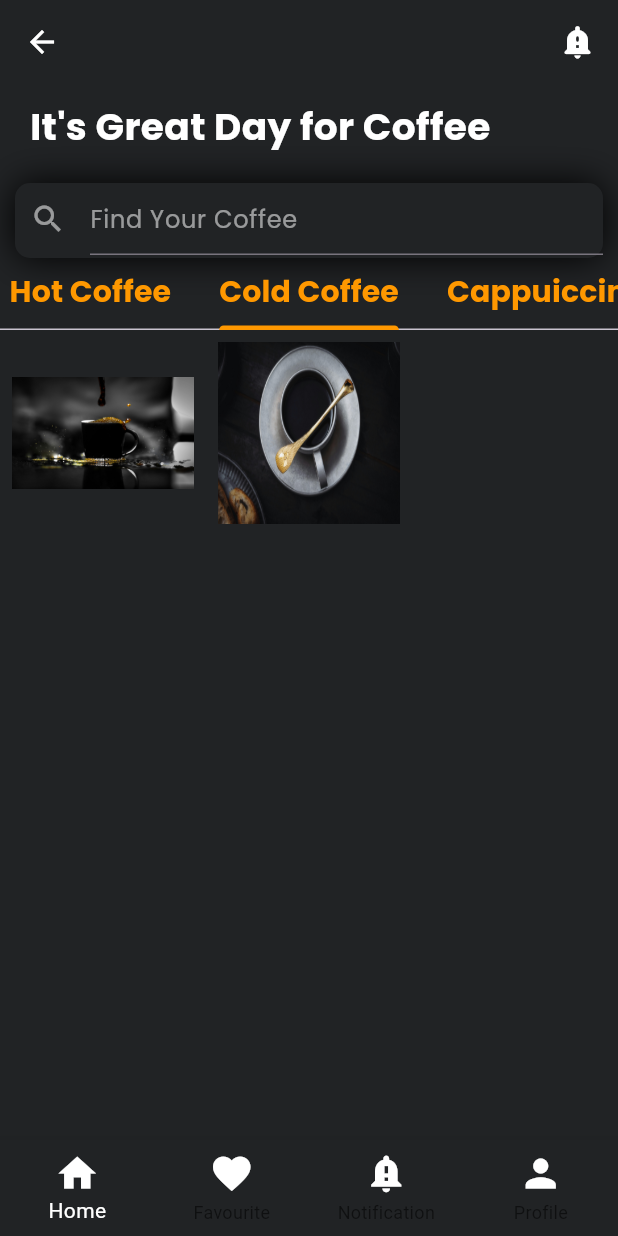
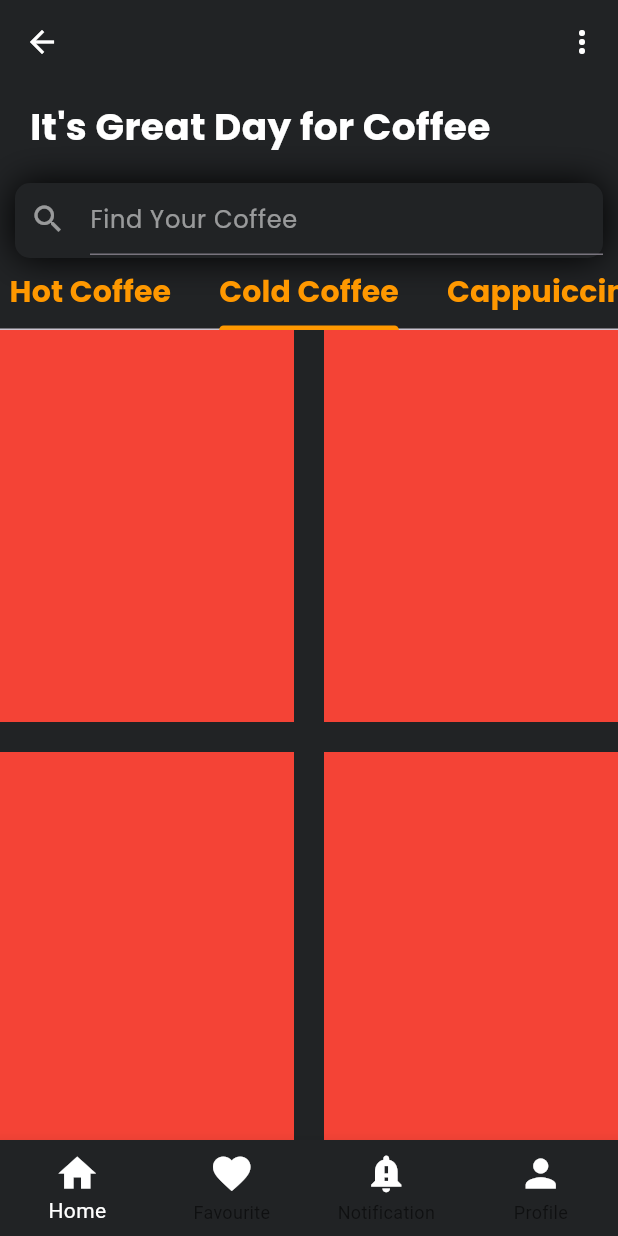
Before and after one commit to Shahid-Gondal/coffee-shop, a Flutter app: the screen it shows after launch, tab 2 chosen, on a phone screen of 412 x 824 dp. Run offline on Flutter 3.47's test engine with Material 3 defaults, Android fonts, the phone set to English and light mode, and no system bars; our stand-ins replace animated_splash_screen, google_fonts.

Commit message:
Updated Cold Coffee

```diff
--- a/lib/ColdCofee.dart
+++ b/lib/ColdCofee.dart
@@ -0,0 +1,44 @@
+import 'package:flutter/material.dart';
+
+class ColdCofee extends StatefulWidget {
+  const ColdCofee({super.key});
+
+  @override
+  State<ColdCofee> createState() => _ColdCofeeState();
+}
+
+class _ColdCofeeState extends State<ColdCofee> {
+  @override
+  Widget build(BuildContext context) {
+    return Container(
+      child: GridView.count(
+          childAspectRatio: (150/200),
+          shrinkWrap: true,
+          crossAxisSpacing: 20,
+          mainAxisSpacing: 20,
+          physics: AlwaysScrollableScrollPhysics(),
+          crossAxisCount: 2,
+      children: [
+        Container(
+          color: Colors.red,
+      ),
+      Container(
+        color: Colors.red,
+      ),
+      Container(
+        color: Colors.red,
+      ),
+      Container(
+        color: Colors.red,
+      ),
+      Container(
+        color: Colors.red,
+      ),
+      Container(
+        color: Colors.red,
+      ),
+      ],
+      ),
+    );
+  }
+}
--- a/lib/home.dart
+++ b/lib/home.dart
@@ -1,7 +1,11 @@
 import 'dart:io';
 
-import 'package:coffeeapp/Hotcoffee.dart';
+import 'package:coffeeapp/ColdCofee.dart';
+import 'package:coffeeapp/HotCoffee.dart';
+import 'package:coffeeapp/coffee_type.dart';
+import 'package:coffeeapp/offer.dart';
 import 'package:coffeeapp/vietnamese.dart';
+import 'package:coffeeapp/welcomscreen.dart';
 import 'package:flutter/cupertino.dart';
 import 'package:flutter/material.dart';
 
@@ -17,6 +21,13 @@ class HomeScreen extends StatefulWidget {
 
 class _HomeScreenState extends State<HomeScreen>
     with SingleTickerProviderStateMixin {
+
+  String coffeeType = "Coffee Type";
+  String recentorders = "Recent Orders";
+  String offers = "Offers";
+  String rewards = "Rewards";
+  String Settings = "Settings";
+
   List<String> img = [
     "Vietnamese",
     "Caffemocha",
@@ -47,19 +58,60 @@ class _HomeScreenState extends State<HomeScreen>
   Widget build(BuildContext context) {
     return Scaffold(
         appBar: AppBar(
-          leading: const BackButton(
+          actions: [
+            PopupMenuButton(
+              icon: Icon(
+                Icons.more_vert_outlined,
+                color: Colors.white,
+              ),
+              color: Color(0xff212325),
+              itemBuilder: (context) => [
+                PopupMenuItem(
+                    onTap: () {
+                      Navigator.push(
+                          context,
+                          MaterialPageRoute(
+                            builder: (context) => CoffeeType(),
+                          ));
+                    },
+                    child: Text(
+                      coffeeType,
+                      style: TextStyle(color: Colors.white),
+                    )),
+                PopupMenuItem(
+                    child: Text(
+                  recentorders,
+                  style: TextStyle(color: Colors.white),
+                )),
+                PopupMenuItem(
+                    child: Text(
+                  offers,
+                  style: TextStyle(color: Colors.white),
+                )),
+                PopupMenuItem(
+                    child: Text(
+                  rewards,
+                  style: TextStyle(color: Colors.white),
+                )),
+                PopupMenuItem(
+                    child: Text(
+                  Settings,
+                  style: TextStyle(color: Colors.white),
+                )),
+              ],
+            )
+          ],
+          leading: BackButton(
+            onPressed: () {
+              Navigator.push(
+                  context,
+                  MaterialPageRoute(
+                    builder: (context) => Welcomscreen(),
+                  ));
+            },
             color: Colors.white,
           ),
           backgroundColor: const Color(0xff212325),
-          actions: const [
-            Padding(
-              padding: EdgeInsets.only(right: 15),
-              child: Icon(
-                Icons.notification_important_rounded,
-                color: Colors.white,
-              ),
-            ),
-          ],
         ),
         backgroundColor: const Color(0xff212325),
         body: SingleChildScrollView(
@@ -101,11 +153,12 @@ class _HomeScreenState extends State<HomeScreen>
                       Padding(
                         padding: const EdgeInsets.only(left: 10),
                         child: TextField(
-                          onTap: (){
-                            showSearch(context: context, delegate: CustomSearchDelegate());
+                          onTap: () {
+                            showSearch(
+                                context: context,
+                                delegate: CustomSearchDelegate());
                           },
                           decoration: InputDecoration(
-
                               hintText: ("Find Your Coffee"),
                               hintStyle: GoogleFonts.poppins(
                                 color: Colors.white54,
@@ -169,6 +222,8 @@ class _HomeScreenState extends State<HomeScreen>
                   ]),
               Center(
                   child: [
+                    Hotcoffee(),
+                    ColdCofee(),
                 Container(
                   height: 500,
                   child: GridView.builder(
@@ -262,119 +317,104 @@ class _HomeScreenState extends State<HomeScreen>
                   ),
                 ),
                 Container(
-                  height: 400,
-                  child: GridView.extent(
-                    maxCrossAxisExtent: 200,
-                    children: [
-                      Padding(
-                        padding: const EdgeInsets.all(8.0),
-                        child: Container(
-                          decoration: const BoxDecoration(
-                            image: DecorationImage(
-                                image: AssetImage("assets/images/pic1.png")),
+                  height: 500,
+                  child: GridView.builder(
+                    itemCount: img.length,
+                    gridDelegate:
+                        const SliverGridDelegateWithFixedCrossAxisCount(
+                      crossAxisCount: 2,
+                      childAspectRatio: 150 / 195,
+                      mainAxisSpacing: 0,
+                      crossAxisSpacing: 0,
                     ),
-                        ),
-                      ),
-                      Padding(
-                        padding: const EdgeInsets.all(8.0),
-                        child: GestureDetector(
+                    itemBuilder: (context, index) {
+                      return GestureDetector(
                         onTap: () {
                           Navigator.push(
                             context,
                             MaterialPageRoute(
-                                  builder: (context) => const HotCoffee(),
-                                ));
+                              builder: (context) =>
+                                  VietnameseScreen(img: img[index]),
+                            ),
+                          );
                         },
                         child: Container(
-                            decoration: const BoxDecoration(
-                              image: DecorationImage(
-                                  image: AssetImage("assets/images/pic2.png"),
-                                  fit: BoxFit.fill),
+                          margin: const EdgeInsets.all(12),
+                          padding: const EdgeInsets.all(15),
+                          decoration: BoxDecoration(
+                            color: const Color(0xff212325),
+                            borderRadius: BorderRadius.circular(13),
+                            boxShadow: const [
+                              BoxShadow(color: Colors.black, blurRadius: 20),
+                            ],
+                          ),
+                          child: Column(
+                            mainAxisAlignment: MainAxisAlignment.start,
+                            crossAxisAlignment: CrossAxisAlignment.start,
+                            children: [
+                              Center(
+                                child: SizedBox(
+                                  width: 100,
+                                  height: 100,
+                                  child: Image.asset(
+                                    "assets/images/${img[index]}.png",
+                                    fit: BoxFit.cover,
+                                    height: 100,
+                                    width: 100,
                                   ),
                                 ),
+                              ),
+                              SizedBox(
+                                height: 20,
+                              ),
+                              Text(
+                                img[index],
+                                style: GoogleFonts.poppins(
+                                  color: Colors.white,
+                                  fontSize: 16,
+                                ),
+                              ),
+                              Text(
+                                "Best coffee",
+                                style: GoogleFonts.poppins(
+                                  color: Colors.white,
+                                  fontSize: 14,
+                                ),
+                              ),
+                              const Row(
+                                mainAxisAlignment:
+                                    MainAxisAlignment.spaceBetween,
+                                children: [
+                                  Text(
+                                    "\$30",
+                                    style: TextStyle(
+                                      color: Colors.white,
+                                    ),
+                                  ),
+                                  CircleAvatar(
+                                    radius: 15,
+                                    backgroundColor: Colors.orange,
+                                    child: Icon(
+                                      CupertinoIcons.add,
+                                      color: Colors.white,
                                     ),
                                   ),
                                 ],
                               ),
-                ),
-                Container(
-                  height: 400,
-                  child: GridView.extent(
-                    maxCrossAxisExtent: 200,
-                    children: [
-                      Padding(
-                        padding: const EdgeInsets.all(8.0),
-                        child: Container(
-                          decoration: const BoxDecoration(
-                            image: DecorationImage(
-                                image: AssetImage("assets/images/pic3.png")),
-                          ),
-                        ),
-                      ),
-                      Padding(
-                        padding: const EdgeInsets.all(8.0),
-                        child: GestureDetector(
-                          onTap: () {
-                            Navigator.push(
-                                context,
-                                MaterialPageRoute(
-                                  builder: (context) => const HotCoffee(),
-                                ));
-                          },
-                          child: Container(
-                            decoration: const BoxDecoration(
-                              image: DecorationImage(
-                                  image: AssetImage("assets/images/pic4.png"),
-                                  fit: BoxFit.fill),
-                            ),
-                          ),
-                        ),
-                      ),
                             ],
                           ),
                         ),
-                Container(
-                  height: 400,
-                  child: GridView.extent(
-                    maxCrossAxisExtent: 200,
-                    children: [
-                      Padding(
-                        padding: const EdgeInsets.all(8.0),
-                        child: Container(
-                          decoration: const BoxDecoration(
-                            image: DecorationImage(
-                                image: AssetImage("assets/images/pic3.png")),
+                      );
+                    },
                   ),
                 ),
-                      ),
-                      Padding(
-                        padding: const EdgeInsets.all(8.0),
-                        child: GestureDetector(
-                          onTap: () {
-                            Navigator.push(
-                                context,
-                                MaterialPageRoute(
-                                  builder: (context) => const HotCoffee(),
-                                ));
-                          },
-                          child: Container(
-                            decoration: const BoxDecoration(
-                              image: DecorationImage(
-                                  image: AssetImage("assets/images/pic4.png"),
-                                  fit: BoxFit.fill),
-                            ),
-                          ),
-                        ),
-                      ),
-                    ],
-                  ),
-                ),
+
+
+
               ][_tabController.index]),
             ])));
   }
 }
-
-
 
 class CustomSearchDelegate extends SearchDelegate {
   List<String> searchTerms = [
@@ -408,7 +448,7 @@ class CustomSearchDelegate extends SearchDelegate {
   Widget? buildLeading(BuildContext context) {
     IconButton(
         onPressed: () {
-          close(context,null);
+          close(context, null);
         },
         icon: Icon(Icons.arrow_back_ios_new));
   }
--- a/lib/vietnamese.dart
+++ b/lib/vietnamese.dart
@@ -21,10 +21,7 @@ class _VietnameseScreenState extends State<VietnameseScreen> {
       backgroundColor: Color(0xff212325),
       appBar: AppBar(
       backgroundColor: Color(0xff212325),
-        leading: Icon(
-          Icons.arrow_back_ios_new,
-          color: Colors.white,
-        ),
+        leading: BackButton(color: Colors.white,),
       ),
       body: SingleChildScrollView(
         child: SafeArea(
```
Also changed, not shown: lib/Hotcoffee.dart (deleted, +0 -12 lines), lib/ProfileScreen.dart (+23 -0 lines). Lines whose indentation alone changed are shown as unchanged.
